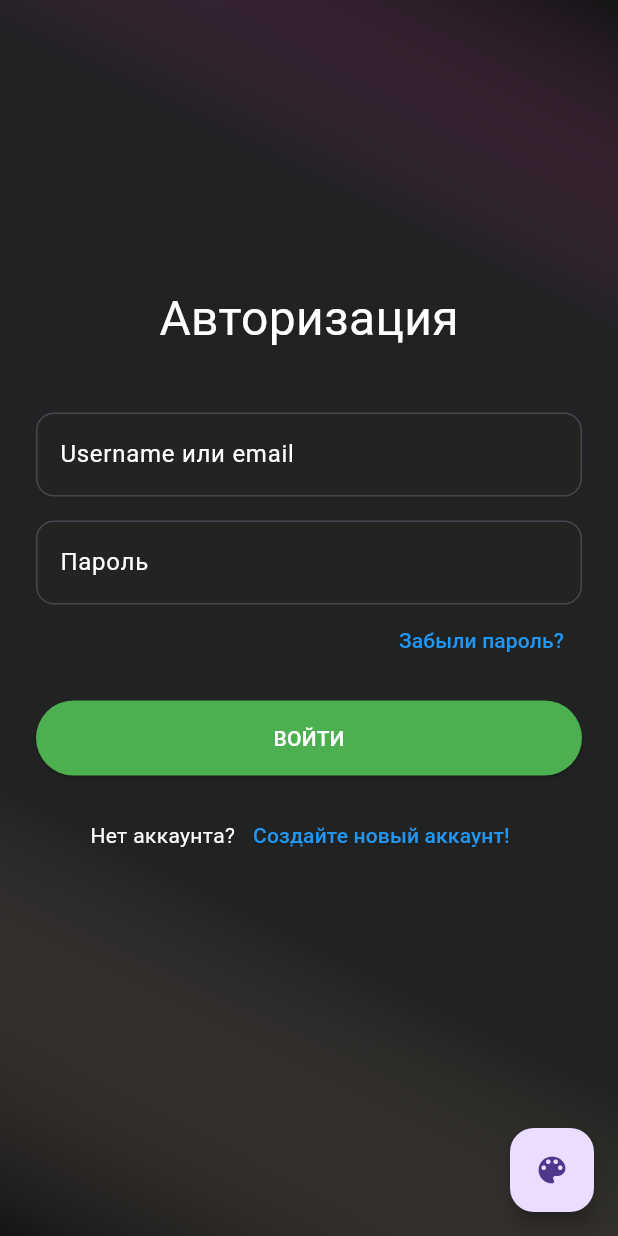
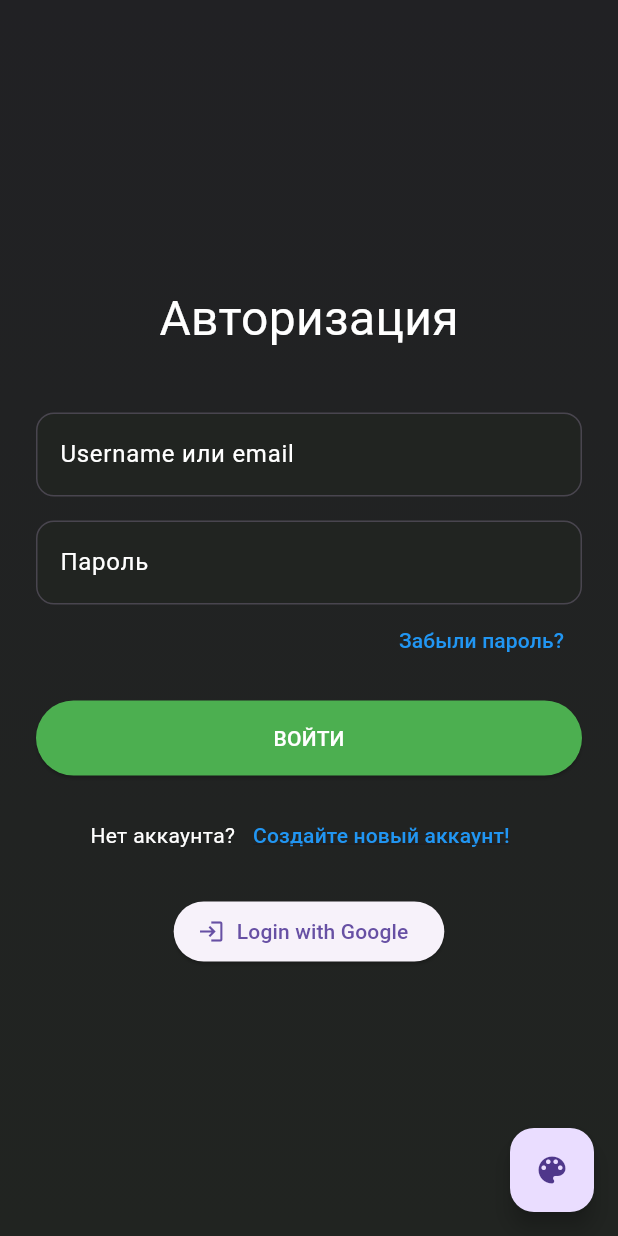
Before and after one commit to jefrsama/anihub, a Flutter app: the LoginPage screen opened directly, on a phone screen of 412 x 824 dp. Run offline on Flutter 3.47's test engine with Material 3 defaults, Android fonts, the phone set to English and light mode, and no system bars; our stand-ins replace firebase_auth, firebase_core, flutter_svg, google_sign_in, sqflite; missing offline and left inert: dart:ffi, flutter_facebook_auth; accounts and stored records are empty.

Commit message:
FIX THE PROBLEM

```diff
--- a/lib/pages/login_page.dart
+++ b/lib/pages/login_page.dart
@@ -1,6 +1,8 @@
 import 'package:flutter/material.dart';
 import 'register_page.dart';
 import 'forgot_login_page.dart';
+import 'auth_service.dart';
+import 'package:firebase_auth/firebase_auth.dart';  // Добавлен импорт
 
 class LoginPage extends StatefulWidget {
   const LoginPage({Key? key}) : super(key: key);
@@ -10,18 +12,20 @@ class LoginPage extends StatefulWidget {
 }
 
 class _LoginPageState extends State<LoginPage> {
-  int _themeIndex = 0; //index to track theme
+  final AuthService _authService = AuthService();
+  final TextEditingController _emailController = TextEditingController();
+  final TextEditingController _passwordController = TextEditingController();
+  int _themeIndex = 0;
 
-  // colors to choose
   final List<List<Color>> _colorThemes = [
-    [Color(0xFF212124), Color.fromARGB(255, 33, 36, 33), Color(0x00F1B7B7), Color(0x66000000), Color(0x00F742AF), Color(0x66000000)],
-    [Colors.pink[100]!, Colors.orange[200]!, Colors.pink[100]!, Colors.pink[100]!, Colors.pink[100]!, Colors.pink[100]!],
-    [Colors.deepOrange[200]!, Colors.amber[200]!, Colors.deepOrange[200]!, Colors.deepOrange[200]!, Colors.deepOrange[200]!, Colors.deepOrange[200]!],
+    [Color(0xFF212124), Color.fromARGB(255, 33, 36, 33)],
+    [Colors.pink[100]!, Colors.orange[200]!],
+    [Colors.deepOrange[200]!, Colors.amber[200]!],
   ];
 
   void _changeTheme() {
     setState(() {
-      _themeIndex = (_themeIndex + 1) % _colorThemes.length; // Cycle themes
+      _themeIndex = (_themeIndex + 1) % _colorThemes.length;
     });
   }
 
@@ -36,26 +40,6 @@ class _LoginPageState extends State<LoginPage> {
                 begin: Alignment.topCenter,
                 end: Alignment.bottomCenter,
                 colors: [_colorThemes[_themeIndex][0], _colorThemes[_themeIndex][1]],
-              ),
-            ),
-          ),
-          Container(
-            decoration: BoxDecoration(
-              gradient: LinearGradient(
-                begin: Alignment.topRight,
-                end: Alignment.bottomLeft,
-                colors: [_colorThemes[_themeIndex][2], _colorThemes[_themeIndex][3]],
-                stops: [0.7095, 1.7123],
-              ),
-            ),
-          ),
-          Container(
-            decoration: BoxDecoration(
-              gradient: LinearGradient(
-                begin: Alignment.bottomLeft,
-                end: Alignment.topRight,
-                colors: [_colorThemes[_themeIndex][4], _colorThemes[_themeIndex][5]],
-                stops: [0.7814, 1.2221],
               ),
             ),
           ),
@@ -74,6 +58,7 @@ class _LoginPageState extends State<LoginPage> {
                     ),
                     SizedBox(height: 40),
                     TextField(
+                      controller: _emailController,
                       decoration: InputDecoration(
                         filled: true,
                         fillColor: _colorThemes[_themeIndex][1],
@@ -86,6 +71,7 @@ class _LoginPageState extends State<LoginPage> {
                     ),
                     SizedBox(height: 16),
                     TextField(
+                      controller: _passwordController,
                       obscureText: true,
                       decoration: InputDecoration(
                         filled: true,
@@ -103,7 +89,7 @@ class _LoginPageState extends State<LoginPage> {
                         onPressed: () {
                           Navigator.push(
                             context,
-                            MaterialPageRoute(builder: (context) => ForgotLoginPage()), // Перенос на ForgotLoginPage
+                            MaterialPageRoute(builder: (context) => ForgotLoginPage()),
                           );
                         },
                         child: Text(
@@ -114,8 +100,16 @@ class _LoginPageState extends State<LoginPage> {
                     ),
                     SizedBox(height: 16),
                     ElevatedButton(
-                      onPressed: () {
-                        // Добавить логику
+                      onPressed: () async {
+                        User? user = await _authService.signInWithEmail(
+                          _emailController.text,
+                          _passwordController.text,
+                        );
+                        if (user != null) {
+                          // Navigate to home page or other page
+                        } else {
+                          // Show error message
+                        }
                       },
                       child: Text(
                         'ВОЙТИ',
@@ -153,6 +147,19 @@ class _LoginPageState extends State<LoginPage> {
                         ),
                       ],
                     ),
+                    SizedBox(height: 16),
+                    ElevatedButton.icon(
+                      icon: Icon(Icons.login),
+                      label: Text('Login with Google'),
+                      onPressed: () async {
+                        User? user = await _authService.signInWithGoogle();
+                        if (user != null) {
+                          // Navigate to home page or other page
+                        } else {
+                          // Show error message
+                        }
+                      },
+                    ),
                   ],
                 ),
               ),
--- a/pubspec.yaml
+++ b/pubspec.yaml
@@ -41,6 +41,10 @@ dependencies:
   # Use with the CupertinoIcons class for iOS style icons.
   cupertino_icons: ^1.0.6
   http: ^1.2.1
+  firebase_core: ^2.32.0
+  firebase_auth: ^4.0.2
+  flutter_facebook_auth: ^7.0.0
+  google_sign_in: ^6.2.1
 
 dev_dependencies:
   flutter_test:
```
Also changed, not shown: lib/main.dart (+8 -1 lines), lib/pages/auth_service.dart (added, +41 -0 lines), firebase.json (added), lib/firebase_options.dart (added), pubspec.lock, 9 other files.
